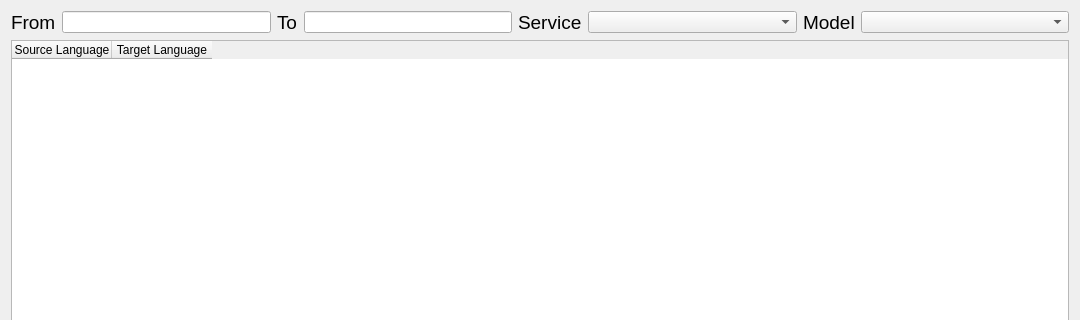
TruongHaiDang/SRT-Editor, file ui/translator_window.ui: the form before one commit; both pictures show x 0 to 1080 and y 0 to 320 of the 1080 by 820 pixel window.
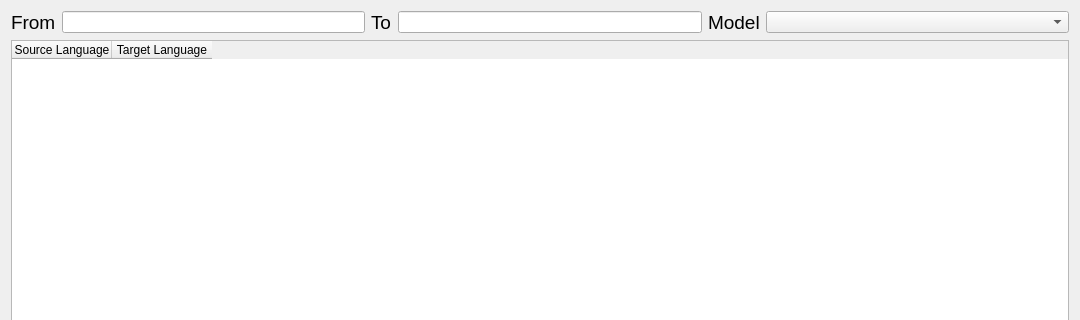
The form after the commit.

Patch:
```diff
--- a/ui/translator_window.ui
+++ b/ui/translator_window.ui
@@ -15,7 +15,7 @@
   </property>
   <layout class="QVBoxLayout" name="verticalLayout">
    <item>
-    <layout class="QHBoxLayout" name="horizontalLayout" stretch="0,1,0,1,0,1,0,1">
+    <layout class="QHBoxLayout" name="horizontalLayout" stretch="0,1,0,1,0,1">
      <item>
       <widget class="QLabel" name="label">
        <property name="font">
@@ -46,21 +46,6 @@
      <item>
       <widget class="QLineEdit" name="targetLang"/>
      </item>
-     <item>
-      <widget class="QLabel" name="label_4">
-       <property name="font">
-        <font>
-         <pointsize>14</pointsize>
-        </font>
-       </property>
-       <property name="text">
-        <string>Service</string>
-       </property>
-      </widget>
-     </item>
-     <item>
-      <widget class="QComboBox" name="serviceList"/>
-     </item>
      <item>
       <widget class="QLabel" name="label_3">
        <property name="font">
```
